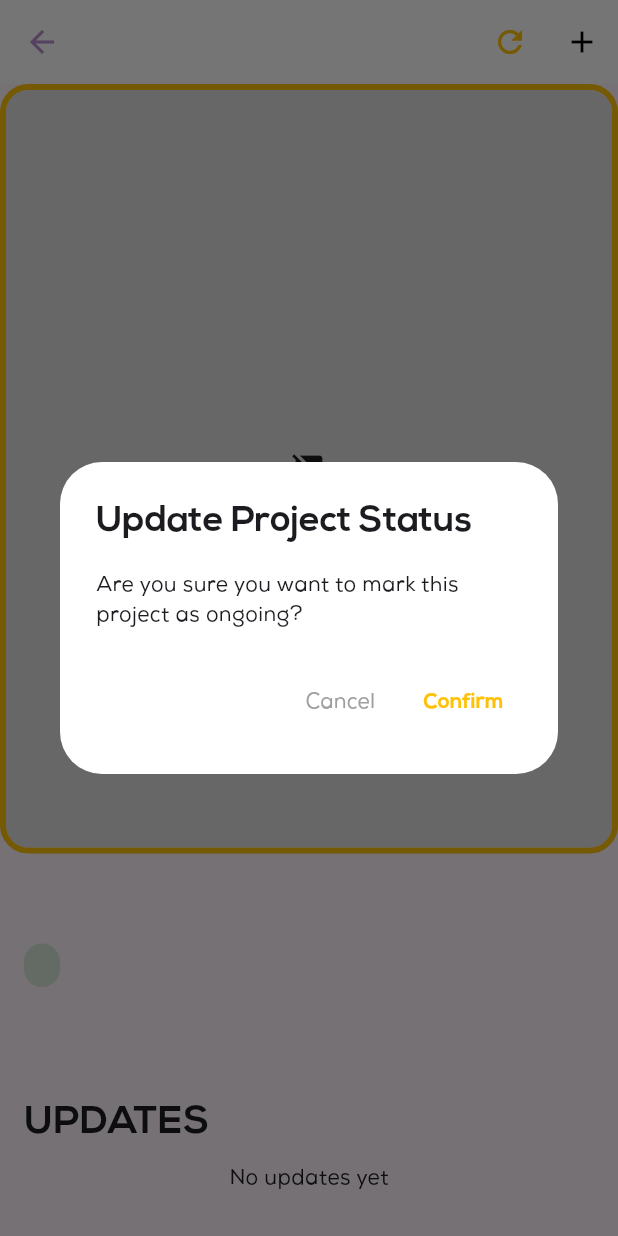
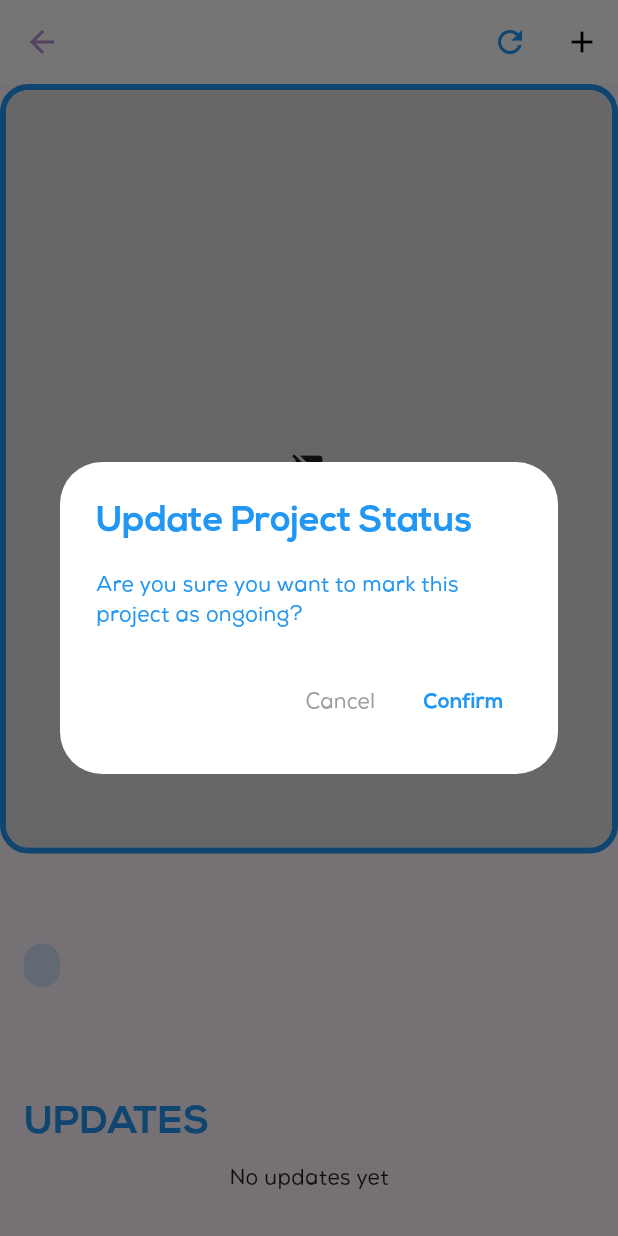
Before and after one commit to RITWIZSINGH/Robosoc, a Flutter app: the DetailedProjectScreen screen opened directly with empty values, after a tap on the "refresh" icon, on a phone screen of 412 x 824 dp. Run offline on Flutter 3.47's test engine with Material 3 defaults, Android fonts, the phone set to English and light mode, and no system bars; our stand-ins replace cached_network_image, cloud_firestore, firebase_auth, firebase_core, firebase_storage, flutter_keyboard_visibility and 2 more; accounts and stored records are empty; network calls fail.

Commit message:
completed the project viewing,adding and status updating

```diff
--- a/lib/mainscreens/projects_screen/detailed_project_viewscreen.dart
+++ b/lib/mainscreens/projects_screen/detailed_project_viewscreen.dart
@@ -15,6 +15,37 @@ class DetailedProjectScreen extends StatelessWidget {
     required this.project,
   }) : super(key: key);
 
+  // Color scheme based on project status
+  Color _getStatusColor(String status) {
+    switch (status) {
+      case 'ongoing':
+        return Colors.amber;
+      case 'completed':
+        return Colors.green;
+      case 'paused':
+        return Colors.orange;
+      case 'not started':
+        return Colors.grey;
+      default:
+        return Colors.blue;
+    }
+  }
+
+  Color _getStatusBackgroundColor(String status) {
+    switch (status) {
+      case 'ongoing':
+        return Colors.amber.withValues(alpha: 0.2);
+      case 'completed':
+        return Colors.green.withValues(alpha: 0.2);
+      case 'paused':
+        return Colors.orange.withValues(alpha: 0.2);
+      case 'not started':
+        return Colors.grey.withValues(alpha: 0.2);
+      default:
+        return Colors.blue.withValues(alpha: 0.2);
+    }
+  }
+
   Future<void> _launchProjectLink() async {
     final Uri url = Uri.parse(project.link);
     if (await canLaunchUrl(url)) {
@@ -24,21 +55,23 @@ class DetailedProjectScreen extends StatelessWidget {
     }
   }
 
-  // Add this method to handle status update
   void _updateProjectStatus(BuildContext context) async {
     try {
-      // Show confirmation dialog
       bool? confirm = await showDialog<bool>(
         context: context,
         builder: (BuildContext context) {
           return AlertDialog(
             title: Text(
               'Update Project Status',
-              style: TextStyle(fontFamily: "NexaBold"),
+              style: TextStyle(
+                  fontFamily: "NexaBold",
+                  color: _getStatusColor(project.status)),
             ),
             content: Text(
               'Are you sure you want to mark this project as ${project.status == 'ongoing' ? 'completed' : 'ongoing'}?',
-              style: TextStyle(fontFamily: "NexaRegular"),
+              style: TextStyle(
+                  fontFamily: "NexaRegular",
+                  color: _getStatusColor(project.status)),
             ),
             actions: [
               TextButton(
@@ -56,7 +89,7 @@ class DetailedProjectScreen extends StatelessWidget {
                 child: Text(
                   'Confirm',
                   style: TextStyle(
-                    color: Colors.amber,
+                    color: _getStatusColor(project.status),
                     fontFamily: "NexaBold",
                   ),
                 ),
@@ -71,14 +104,14 @@ class DetailedProjectScreen extends StatelessWidget {
         await Provider.of<ProjectProvider>(context, listen: false)
             .updateProjectStatus(project.id, newStatus);
 
-        // Show success message
+        // Show success message with status-specific color
         ScaffoldMessenger.of(context).showSnackBar(
           SnackBar(
             content: Text(
               'Project status updated successfully!',
               style: TextStyle(fontFamily: "NexaRegular"),
             ),
-            backgroundColor: Colors.green,
+            backgroundColor: _getStatusColor(newStatus),
           ),
         );
       }
@@ -98,6 +131,9 @@ class DetailedProjectScreen extends StatelessWidget {
 
   @override
   Widget build(BuildContext context) {
+    final statusColor = _getStatusColor(project.status);
+    final statusBackgroundColor = _getStatusBackgroundColor(project.status);
+
     return Scaffold(
       appBar: AppBar(
         title: Padding(
@@ -105,20 +141,20 @@ class DetailedProjectScreen extends StatelessWidget {
           child: Text(
             project.title.toUpperCase(),
             style: TextStyle(
-              color: Colors.amber,
+              color: statusColor,
               fontFamily: "NexaBold",
               fontWeight: FontWeight.w900,
             ),
           ),
         ),
         actions: [
-          // Add status update button
+          // Status update button with dynamic color
           IconButton(
             icon: Icon(
               project.status == 'ongoing'
                   ? Icons.check_circle_outline
                   : Icons.refresh,
-              color: Colors.amber,
+              color: statusColor,
             ),
             onPressed: () => _updateProjectStatus(context),
             tooltip: project.status == 'ongoing'
@@ -142,10 +178,10 @@ class DetailedProjectScreen extends StatelessWidget {
         child: Column(
           crossAxisAlignment: CrossAxisAlignment.start,
           children: [
-            // Image with error handling
+            // Image with dynamic border color
             Container(
               decoration: BoxDecoration(
-                  border: Border.all(color: Colors.amber, width: 4),
+                  border: Border.all(color: statusColor, width: 4),
                   borderRadius: BorderRadius.circular(19)),
               child: ClipRRect(
                 borderRadius: BorderRadius.circular(15),
@@ -174,25 +210,22 @@ class DetailedProjectScreen extends StatelessWidget {
                   Text(
                     project.title.toUpperCase(),
                     style: Theme.of(context).textTheme.headlineMedium?.copyWith(
-                        fontWeight: FontWeight.bold, fontFamily: "NexaBold"),
+                        fontWeight: FontWeight.bold,
+                        fontFamily: "NexaBold",
+                        color: statusColor),
                   ),
                   const SizedBox(height: 8),
-                  // Add this widget inside the Column in the Padding widget,
-// after the project title and before the description
+                  // Status chip with dynamic colors
                   Container(
                     padding: EdgeInsets.symmetric(horizontal: 12, vertical: 6),
                     decoration: BoxDecoration(
-                      color: project.status == 'ongoing'
-                          ? Colors.amber.withOpacity(0.2)
-                          : Colors.green.withOpacity(0.2),
+                      color: statusBackgroundColor,
                       borderRadius: BorderRadius.circular(20),
                     ),
                     child: Text(
                       project.status.toUpperCase(),
                       style: TextStyle(
-                        color: project.status == 'ongoing'
-                            ? Colors.amber
-                            : Colors.green,
+                        color: statusColor,
                         fontFamily: "NexaBold",
                         fontSize: 12,
                       ),
@@ -211,14 +244,14 @@ class DetailedProjectScreen extends StatelessWidget {
                   if (project.link.isNotEmpty)
                     ElevatedButton.icon(
                       onPressed: _launchProjectLink,
-                      icon: const Icon(
+                      icon: Icon(
                         Icons.link,
-                        color: Colors.amber,
+                        color: statusColor,
                       ),
-                      label: const Text(
+                      label: Text(
                         'View Project',
                         style: TextStyle(
-                            color: Colors.amber, fontFamily: "NexaBold"),
+                            color: statusColor, fontFamily: "NexaBold"),
                       ),
                     ),
                   const SizedBox(height: 24),
@@ -227,14 +260,18 @@ class DetailedProjectScreen extends StatelessWidget {
                     style: TextStyle(
                       fontFamily: "NexaBold",
                       fontSize: 26,
+                      color: statusColor,
                     ),
                   ),
                   const SizedBox(height: 8),
                   project.updates.isEmpty
-                      ? const Center(
+                      ? Center(
                           child: Text(
                           'No updates yet',
-                          style: TextStyle(fontFamily: "NexaRegular"),
+                          style: TextStyle(
+                            fontFamily: "NexaRegular",
+                            // color: statusColor.withValues(alpha: 0.6),
+                          ),
                         ))
                       : ListView.builder(
                           shrinkWrap: true,
```
Also changed, not shown: lib/mainscreens/projects_screen/add_new_project_screen.dart (+42 -3 lines), lib/mainscreens/projects_screen/projects_page.dart (+33 -14 lines).
